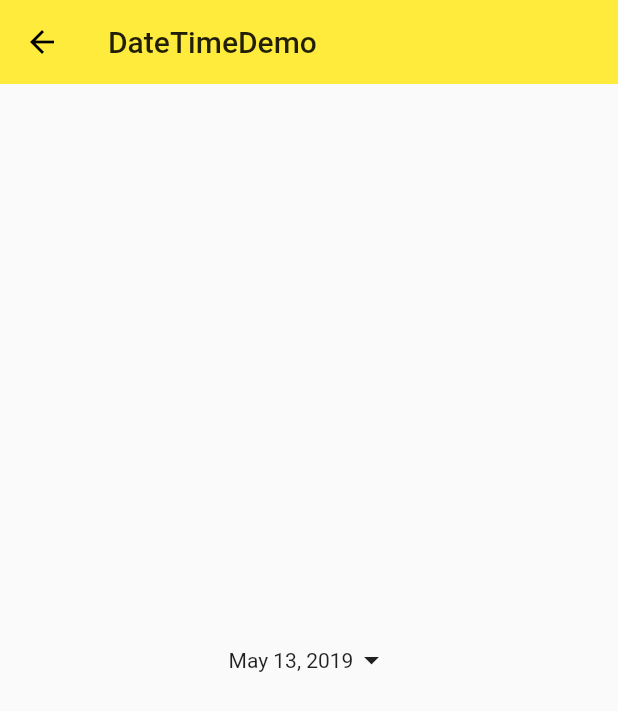
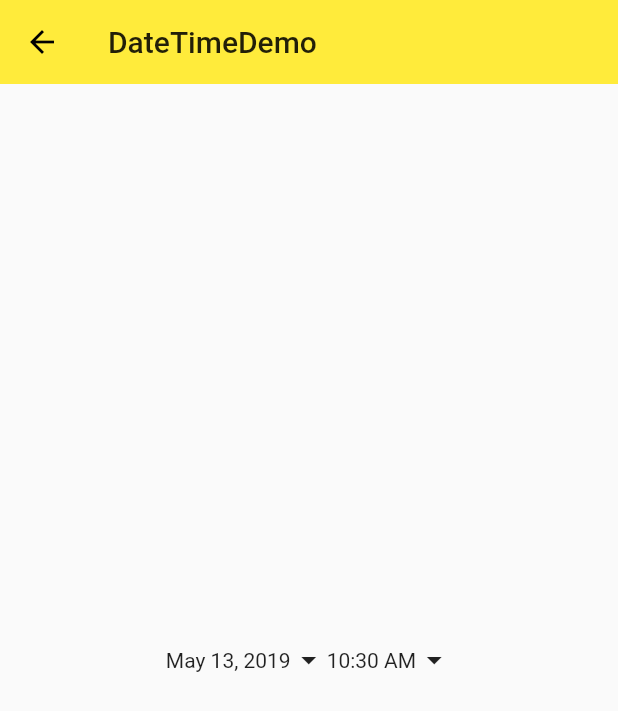
Before and after one commit to TobiahShaw/flutter_hello, a Flutter app: the DateTimeDemo screen opened directly, on a phone screen of 412 x 824 dp. Shown: the top 711 px of the screen. Run offline on Flutter 3.47's test engine with Material 2 defaults, Android fonts, the phone set to English and light mode, and no system bars.

Commit message:
usage of time picker

```diff
--- a/lib/demo/datetime_demo.dart
+++ b/lib/demo/datetime_demo.dart
@@ -10,6 +10,8 @@ class DateTimeDemo extends StatefulWidget {
 class _DateTimeDemoState extends State<DateTimeDemo> {
 
   DateTime selectedDate = DateTime.now();
+  TimeOfDay selectedTime = TimeOfDay.now();
+
   void _selectDate() async {
     final DateTime date = await showDatePicker(
       context: context,
@@ -20,6 +22,17 @@ class _DateTimeDemoState extends State<DateTimeDemo> {
     if(date == null) return;
     setState(() {
       selectedDate = date;
+    });
+  }
+
+  _selectTime() async {
+    final TimeOfDay time = await showTimePicker(
+      context: context,
+      initialTime: selectedTime,
+    );
+    if(time == null) return;
+    setState(() {
+      selectedTime = time;
     });
   }
 
@@ -46,6 +59,15 @@ class _DateTimeDemoState extends State<DateTimeDemo> {
                       Icon(Icons.arrow_drop_down),
                     ],
                   ),
+                ),
+                InkWell(
+                  onTap: _selectTime,
+                  child: Row(
+                    children: <Widget>[
+                      Text(selectedTime.format(context)),
+                      Icon(Icons.arrow_drop_down),
+                    ],
+                  ),
                 )
               ],
             )
```
